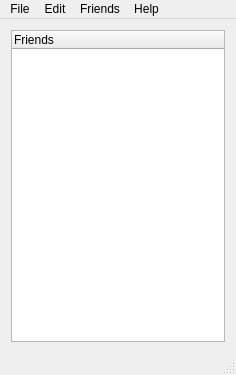
Old version of the form acclient/trunk/ui/mainwindow.ui in the repository mbpolan/alert-chat.
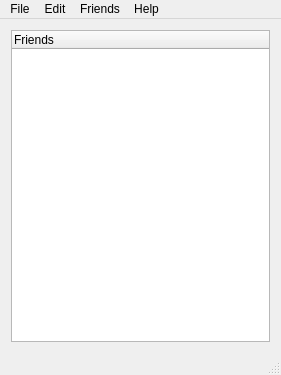
New version of the form.

```diff
--- a/acclient/trunk/ui/mainwindow.ui
+++ b/acclient/trunk/ui/mainwindow.ui
@@ -6,7 +6,7 @@
    <rect>
     <x>0</x>
     <y>0</y>
-    <width>236</width>
+    <width>281</width>
     <height>375</height>
    </rect>
   </property>
@@ -31,7 +31,7 @@
     <rect>
      <x>0</x>
      <y>0</y>
-     <width>236</width>
+     <width>281</width>
      <height>27</height>
     </rect>
    </property>
```
Left out of the diff: 5 changed lines with no effect on the pictures.
